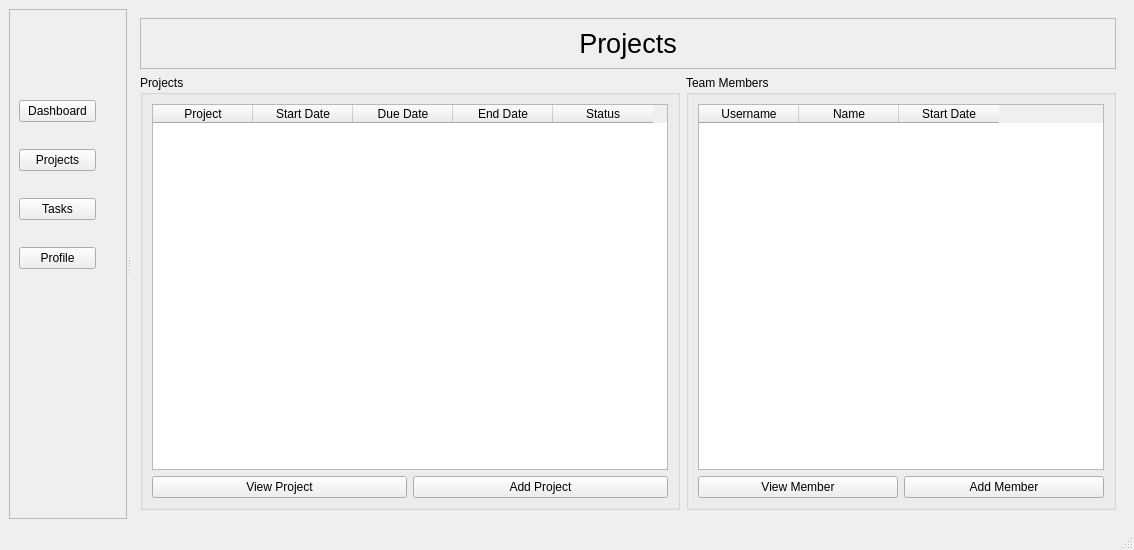
yasar12123/Soft27101-PMS, file ui/homeWindow.ui: the form before one commit.
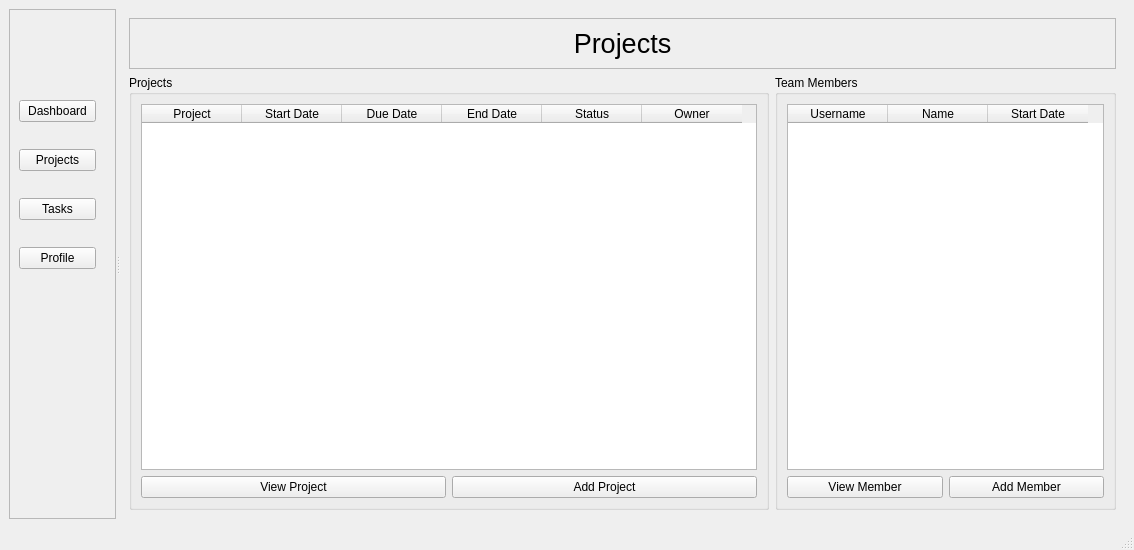
The form after the commit. The open tabs and pages were chosen to show the change.

```diff
--- a/ui/homeWindow.ui
+++ b/ui/homeWindow.ui
@@ -276,6 +276,11 @@
                     <string>Status</string>
                    </property>
                   </column>
+                  <column>
+                   <property name="text">
+                    <string>Owner</string>
+                   </property>
+                  </column>
                  </widget>
                 </item>
                 <item>
```
